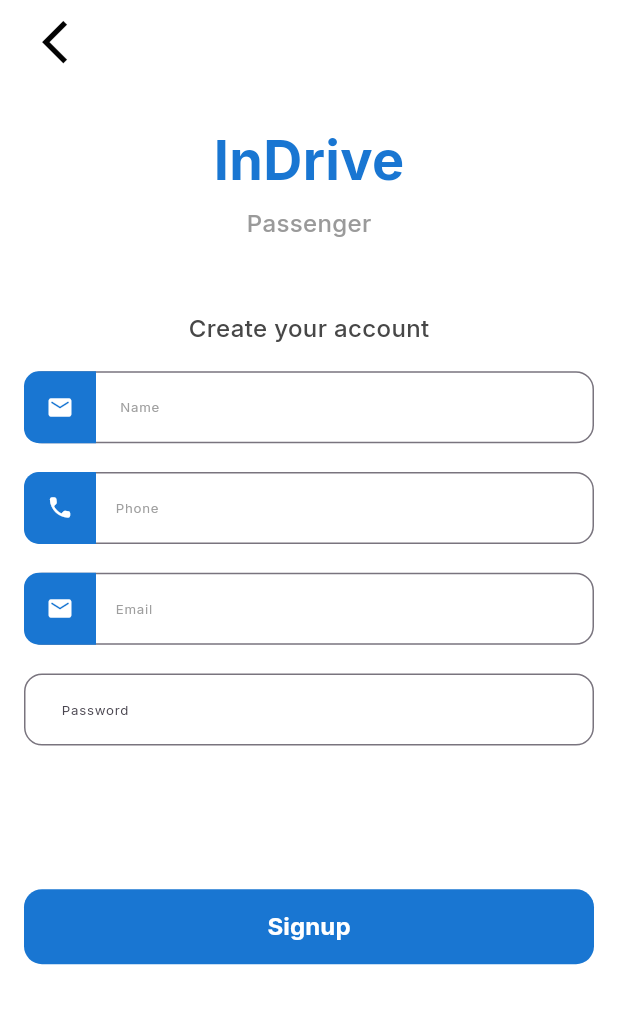
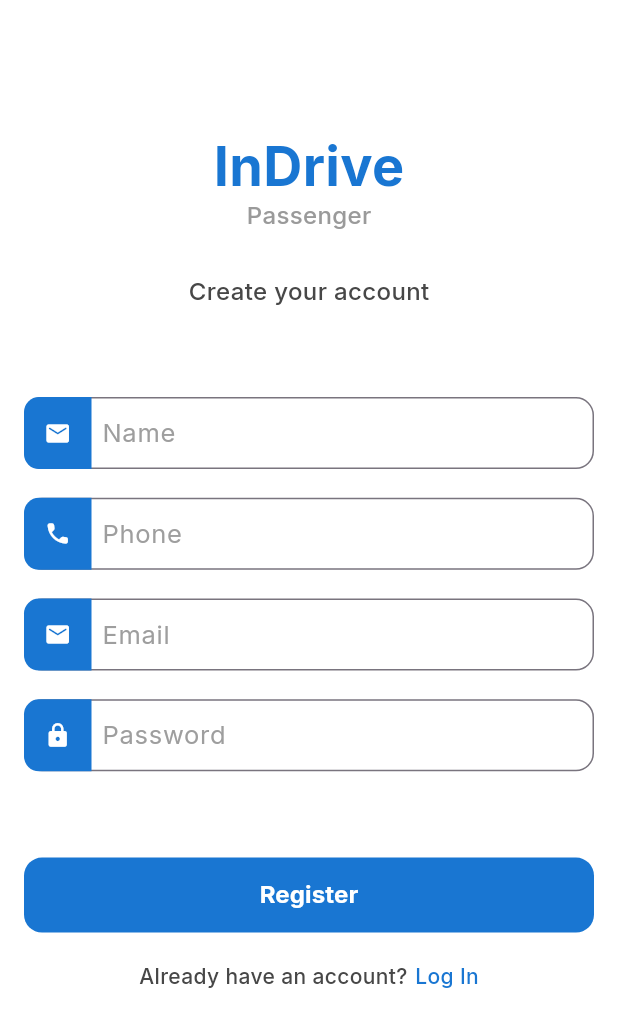
Before and after one commit to ejezievictor/in-ride, a Flutter app: the screen it shows after launch, after a tap on "Sign Up", on a phone screen of 412 x 824 dp. Shown: the top 1027 px of the screen. Run offline on Flutter 3.47's test engine with Material 3 defaults, Android fonts, the phone set to English and light mode, and no system bars; our stand-ins replace flutter_screenutil, flutter_svg, google_fonts, pinput; generated files the repository leaves out were written again.

Commit message:
few changes and modifications

```diff
--- a/lib/src/core/widgets/custom_appbar.dart
+++ b/lib/src/core/widgets/custom_appbar.dart
@@ -1,22 +1,18 @@
 import 'package:flutter/material.dart';
-import 'package:flutter_screenutil/flutter_screenutil.dart';
-import 'package:in_ride/src/core/utils/navigation/route_navigator.dart';
 import 'package:in_ride/src/core/utils/palette/color_palette.dart';
 import 'package:in_ride/src/core/utils/theme/theme.dart';
 
-/// Custom app bar to display what will appear in the top bar of the app
-
+/// Custom app bar to display at the top of the app
 class CustomAppBar extends StatelessWidget implements PreferredSizeWidget {
   final Widget? title;
   final Widget? leading;
-  final bool automaticallyImplyLeading;
   final List<Widget>? actions;
   final bool centerTitle;
+
   const CustomAppBar({
     super.key,
     this.title,
     this.leading,
-    this.automaticallyImplyLeading = false,
     this.actions,
     this.centerTitle = true,
   });
@@ -25,40 +21,14 @@
   Widget build(BuildContext context) {
     return AppBar(
       backgroundColor: Colors.transparent,
-      surfaceTintColor: Colors.transparent,
       centerTitle: centerTitle,
-      title: Padding(
-        padding: const EdgeInsets.symmetric(horizontal: 20),
-        child: Row(
-          mainAxisAlignment: centerTitle
-              ? MainAxisAlignment.spaceBetween
-              : MainAxisAlignment.start,
-          children: [
-            if (automaticallyImplyLeading)
-              IconButton(
-                  onPressed: () => Get.back(),
-                  icon: Icon(Icons.arrow_back_ios,
-                      size: 18.h, color: Palette.iconColor)),
-            if (!automaticallyImplyLeading)
-              leading ?? const SizedBox(width: 40),
-            const Spacer(),
-            DefaultTextStyle(
-              style: AppTheme.textMediumBold.copyWith(
-                color: Palette.textColor,
-                height: 1.5,
-              ),
-              child: title ?? const SizedBox.shrink(),
-            ),
-            const Spacer(),
-            if (actions != null) ...actions!,
-            if (actions == null)
-              const SizedBox(
-                width: 40,
-              ),
-          ],
-        ),
+      title: title,
+      leading: leading,
+      actions: actions,
+      titleTextStyle: AppTheme.textMediumBold.copyWith(
+        color: Palette.textColor,
+        height: 1.5,
       ),
-      titleSpacing: 0,
       automaticallyImplyLeading: false,
       elevation: 0,
     );
--- a/lib/src/core/widgets/custom_pinput.dart
+++ b/lib/src/core/widgets/custom_pinput.dart
@@ -42,7 +42,7 @@
                 borderRadius: BorderRadius.circular(8),
               ),
               textStyle:
-                  AppTheme.displayMediumBold.copyWith(color: Palette.textColor),
+                  AppTheme.displayMediumBold.copyWith(color: Colors.black),
             ),
         focusedPinTheme = focusedPinTheme ??
             PinTheme(
@@ -54,7 +54,7 @@
                 borderRadius: BorderRadius.circular(8),
               ),
               textStyle:
-                  AppTheme.displayMediumBold.copyWith(color: Palette.textColor),
+                  AppTheme.displayMediumBold.copyWith(color: Colors.black),
             );
 
   @override
--- a/lib/src/core/widgets/custom_textfield.dart
+++ b/lib/src/core/widgets/custom_textfield.dart
@@ -80,16 +80,19 @@
       hintText: widget.hintText,
       hintStyle: const TextStyle(color: Colors.grey, letterSpacing: 0.5),
       // isDense: true,
-      prefixIcon: Container(
-        decoration: const BoxDecoration(
-          color: Palette.backgroundColor,
-          borderRadius: BorderRadius.only(
-            topLeft: Radius.circular(10),
-            bottomLeft: Radius.circular(10),
+      prefixIcon: Padding(
+        padding: const EdgeInsets.only(right: 3),
+        child: Container(
+          decoration: const BoxDecoration(
+            color: Palette.backgroundColor,
+            borderRadius: BorderRadius.only(
+              topLeft: Radius.circular(10),
+              bottomLeft: Radius.circular(10),
+            ),
           ),
+          child: widget.icon ??
+              Icon(widget.iconData, color: Colors.white, size: 18),
         ),
-        child:
-            widget.icon ?? Icon(widget.iconData, color: Colors.white, size: 18),
       ),
       border: OutlineInputBorder(
         borderSide: const BorderSide(
@@ -105,13 +108,15 @@
         ),
         borderRadius: widget.borderRadius ?? BorderRadius.circular(12),
       ),
-      contentPadding: const EdgeInsets.symmetric(horizontal: 16, vertical: 15),
+      contentPadding: const EdgeInsets.symmetric(vertical: 10, horizontal: 5),
       fillColor: widget.fillColor,
       filled: widget.filled,
     );
     return IgnorePointer(
       ignoring: widget.onTap != null,
       child: TextFormField(
+        style: const TextStyle(
+            color: Colors.black, letterSpacing: 0.5, fontSize: 17),
         controller: widget.controller,
         obscureText: _obscureValue,
         enabled: widget.enabled,
--- a/lib/src/presentation/features/auth/signin_view.dart
+++ b/lib/src/presentation/features/auth/signin_view.dart
@@ -10,7 +10,6 @@
   @override
   Widget build(BuildContext context) {
     return Scaffold(
-      appBar: const CustomAppBar(),
       body: SafeArea(
         child: Padding(
           padding: const EdgeInsets.only(bottom: 10, top: 30),
@@ -19,7 +18,7 @@
               SliverToBoxAdapter(
                 child: Padding(
                   padding:
-                      const EdgeInsets.symmetric(horizontal: 20, vertical: 20),
+                      const EdgeInsets.symmetric(horizontal: 20, vertical: 60),
                   child: Column(
                     mainAxisAlignment: MainAxisAlignment.center,
                     children: [
@@ -31,7 +30,6 @@
                           fontWeight: FontWeight.w700,
                         ),
                       ),
-                      Space.h(5),
                       Text(
                         'Passenger',
                         style: AppTheme.textMediumRegular.copyWith(
@@ -40,7 +38,7 @@
                           fontWeight: FontWeight.w500,
                         ),
                       ),
-                      Space.h(20),
+                      Space.h(15),
                       Text(
                         'Login to your account',
                         style: AppTheme.textMediumRegular.copyWith(
@@ -55,13 +53,12 @@
               ),
               SliverToBoxAdapter(
                 child: Padding(
-                  padding:
-                      const EdgeInsets.symmetric(horizontal: 16, vertical: 8),
+                  padding: const EdgeInsets.symmetric(horizontal: 16),
                   child: Column(
                     crossAxisAlignment: CrossAxisAlignment.start,
                     children: [
                       CustomTextField(
-                        hintText: '   Email',
+                        hintText: 'Email',
                         // icon: SvgPicture.asset(
                         //   Assets.svgs.messageSVG,
                         //   // height: 12.h,
@@ -73,7 +70,7 @@
                       ),
                       Space.h(10),
                       CustomTextField(
-                        hintText: '  Password',
+                        hintText: 'Password',
                         // icon: SvgPicture.asset(
                         //   Assets.svgs.lockSVG,
                         //   height: 18.h,
@@ -100,7 +97,7 @@
                           ]),
                         ),
                       ),
-                      Space.h(20),
+                      Space.h(15),
                       CustomButton(
                         text: 'Login',
                         onPressed: () {},
@@ -124,7 +121,7 @@
                           ),
                           Space.w(10),
                           Text(
-                            'or login with',
+                            'Or Login with',
                             textAlign: TextAlign.center,
                             style: AppTheme.textSmallRegular
                                 .copyWith(color: Palette.regularTextColor),
@@ -220,7 +217,7 @@
                         children: [
                           Text(
                             'Don’t have an account?',
-                            style: AppTheme.textSmallRegular
+                            style: AppTheme.textSmallMedium
                                 .copyWith(color: Palette.regularTextColor),
                           ),
                           const SizedBox(width: 5),
@@ -240,7 +237,7 @@
                             },
                             child: Text(
                               'Sign Up',
-                              style: AppTheme.textSmallRegular
+                              style: AppTheme.textSmallMedium
                                   .copyWith(color: Palette.backgroundColor),
                             ),
                           ),
--- a/lib/src/presentation/features/auth/signup_view.dart
+++ b/lib/src/presentation/features/auth/signup_view.dart
@@ -6,16 +6,15 @@
   @override
   Widget build(BuildContext context) {
     return Scaffold(
-      appBar: const CustomAppBar(automaticallyImplyLeading: true),
       body: SafeArea(
         child: Padding(
-          padding: const EdgeInsets.only(bottom: 10, top: 20),
+          padding: const EdgeInsets.only(bottom: 10, top: 30),
           child: CustomScrollView(
             slivers: [
               SliverToBoxAdapter(
                 child: Padding(
                   padding:
-                      const EdgeInsets.symmetric(horizontal: 20, vertical: 10),
+                      const EdgeInsets.symmetric(horizontal: 20, vertical: 60),
                   child: Column(
                     mainAxisAlignment: MainAxisAlignment.center,
                     children: [
@@ -27,7 +26,6 @@
                           fontWeight: FontWeight.w700,
                         ),
                       ),
-                      Space.h(5),
                       Text(
                         'Passenger',
                         style: AppTheme.textMediumRegular.copyWith(
@@ -36,7 +34,7 @@
                           fontWeight: FontWeight.w500,
                         ),
                       ),
-                      Space.h(25),
+                      Space.h(15),
                       Text(
                         'Create your account',
                         style: AppTheme.textMediumRegular.copyWith(
@@ -51,13 +49,12 @@
               ),
               SliverToBoxAdapter(
                 child: Padding(
-                  padding:
-                      const EdgeInsets.symmetric(horizontal: 16, vertical: 8),
+                  padding: const EdgeInsets.symmetric(horizontal: 16),
                   child: Column(
                     crossAxisAlignment: CrossAxisAlignment.start,
                     children: [
                       CustomTextField(
-                        hintText: '    Name',
+                        hintText: 'Name',
                         iconData: Icons.email_rounded,
                         controller: controller._emailController,
                         keyboardType: TextInputType.name,
@@ -65,35 +62,66 @@
                       ),
                       Space.h(10),
                       CustomTextField(
-                        hintText: '   Phone',
+                        hintText: 'Phone',
                         iconData: Icons.phone_rounded,
                         controller: controller._emailController,
                         keyboardType: TextInputType.phone,
-                        validator: emailValidator,
+                        // validator: emailValidator,
                       ),
                       Space.h(10),
                       CustomTextField(
-                        hintText: '   Email',
+                        hintText: 'Email',
                         iconData: Icons.email_rounded,
                         controller: controller._emailController,
                         keyboardType: TextInputType.emailAddress,
-                        validator: emailValidator,
+                        // validator: emailValidator,
                       ),
                       Space.h(10),
-                      CustomPasswordField(
-                        hintText: '   Password',
+                      CustomTextField(
+                        hintText: 'Password',
                         iconData: Icons.lock_rounded,
                         controller: controller._passwordController,
                         obscureText: true,
                         keyboardType: TextInputType.text,
                         validator: passwordValidator,
                       ),
-                      Space.h(50),
+                      Space.h(30),
                       CustomButton(
-                        text: 'Signup',
+                        text: 'Register',
                         onPressed: () => Get.pushTo(OtpScreen.routeName),
                       ),
                       Space.h(10),
+                      Row(
+                        mainAxisAlignment: MainAxisAlignment.center,
+                        children: [
+                          Text(
+                            'Already have an account?',
+                            style: AppTheme.textSmallMedium
+                                .copyWith(color: Palette.regularTextColor),
+                          ),
+                          const SizedBox(width: 5),
+                          GestureDetector(
+                            onTap: () {
+                              final currentRoute =
+                                  ModalRoute.of(context)?.settings.name;
+
+                              // Check if the current route is the signup route
+                              if (currentRoute == SignupScreen.routeName) {
+                                // If we're already on the signup screen, just go back
+                                Get.back();
+                              } else {
+                                // Navigate to the signup screen
+                                Get.pushTo(SigninScreen.routeName);
+                              }
+                            },
+                            child: Text(
+                              'Log In',
+                              style: AppTheme.textSmallMedium
+                                  .copyWith(color: Palette.backgroundColor),
+                            ),
+                          ),
+                        ],
+                      ),
                     ],
                   ),
                 ),
```
Also changed, not shown: lib/src/presentation/features/auth/otp_view.dart (+23 -9 lines), pubspec.lock.
